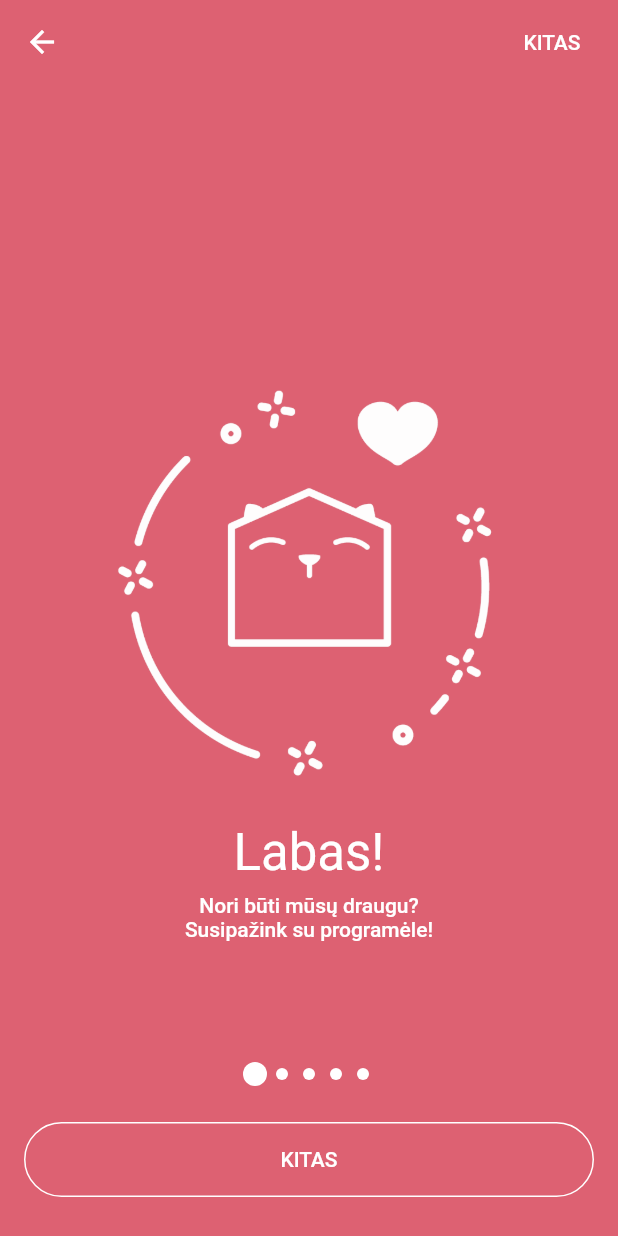
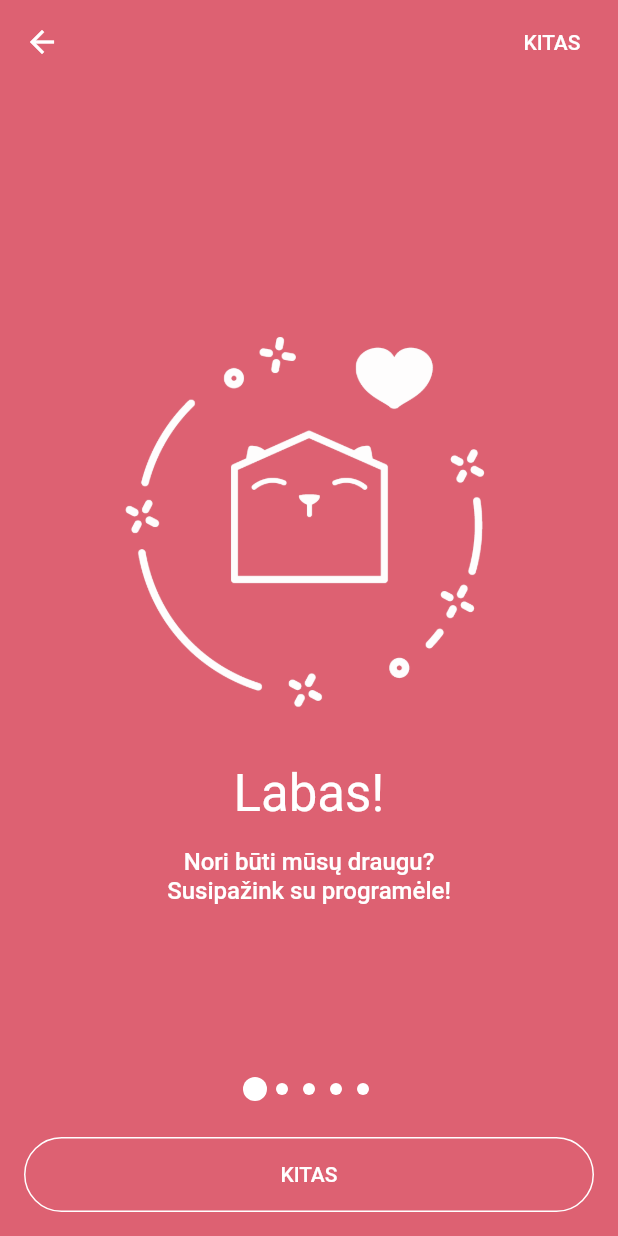
Before and after one commit to GotPet/getpet-mobile, a Flutter app: the screen it shows after launch, on a phone screen of 412 x 824 dp. Run offline on Flutter 3.47's test engine with Material 2 defaults, Android fonts, the phone set to English and light mode, and no system bars; drawn by our look-alikes of smooth_page_indicator; our stand-ins replace dio, equatable, firebase_analytics, firebase_auth, firebase_crashlytics, shared_preferences and 1 more; missing offline and left inert: dio_firebase_performance, firebase_ui, flutter_advanced_networkimage, streamqflite; accounts and stored records are empty; generated files the repository leaves out were written again.

Commit message:
Remove stacks from onboarding to fix issues with overlapping widgets
Signed-off-by: Karolis Vycius <k.vycius@gmail.com>

```diff
--- a/lib/components/onboarding/onboarding_component.dart
+++ b/lib/components/onboarding/onboarding_component.dart
@@ -11,51 +11,72 @@ class OnboardingComponent extends StatefulWidget {
 }
 
 class _OnboardingComponentState extends State<OnboardingComponent> {
-  final _controller = new PageController();
+  static const STEPS_COUNT = 5;
+  final _controller = new PageController(viewportFraction: 0.9999999);
   int page = 0;
 
   @override
   Widget build(BuildContext context) {
-    final pages = [
-      OnboardingStepComponent(
+    bool isDone = page == (STEPS_COUNT - 1);
+
+    return Scaffold(
+      backgroundColor: Theme.of(context).primaryColor,
+      appBar: AppBar(
+        backgroundColor: Colors.transparent,
+        elevation: 0,
+        actions: <Widget>[
+          FlatButton(
+            child: Text(
+              isDone
+                  ? AppLocalizations.of(context).onboardingFinish.toUpperCase()
+                  : AppLocalizations.of(context).onboardingNext.toUpperCase(),
+              style: TextStyle(color: Colors.white),
+            ),
+            onPressed: () => advancePageOrFinish(isDone),
+          )
+        ],
+      ),
+      body: Column(
+        children: <Widget>[
+          Expanded(
+            child: new PageView.builder(
+              controller: _controller,
+              itemCount: STEPS_COUNT,
+              itemBuilder: (BuildContext context, int index) {
+                switch (index) {
+                  case 0:
+                    return OnboardingStepComponent(
                       assetName: "assets/onboarding/onboarding_one.png",
                       title: AppLocalizations.of(context).onboarding1Title,
                       description: AppLocalizations.of(context).onboarding1Text,
-      ),
-      OnboardingStepComponent(
+                    );
+                  case 1:
+                    return OnboardingStepComponent(
                       assetName: "assets/onboarding/onboarding_two.png",
                       title: AppLocalizations.of(context).onboarding2Title,
                       description: AppLocalizations.of(context).onboarding2Text,
-      ),
-      OnboardingStepComponent(
+                    );
+                  case 2:
+                    return OnboardingStepComponent(
                       assetName: "assets/onboarding/onboarding_three.png",
                       title: AppLocalizations.of(context).onboarding3Title,
                       description: AppLocalizations.of(context).onboarding3Text,
-      ),
-      OnboardingStepComponent(
+                    );
+                  case 3:
+                    return OnboardingStepComponent(
                       assetName: "assets/onboarding/onboarding_four.png",
                       title: AppLocalizations.of(context).onboarding4Title,
                       description: AppLocalizations.of(context).onboarding4Text,
-      ),
-      OnboardingStepComponent(
+                    );
+                  case 4:
+                    return OnboardingStepComponent(
                       assetName: "assets/onboarding/onboarding_five.png",
                       title: AppLocalizations.of(context).onboarding5Title,
                       description: AppLocalizations.of(context).onboarding5Text,
-      ),
-    ];
-
-    bool isDone = page == pages.length - 1;
-    return new Scaffold(
-        backgroundColor: Colors.transparent,
-        body: new Stack(
-          children: <Widget>[
-            new Positioned.fill(
-              child: new PageView.builder(
-                physics: new AlwaysScrollableScrollPhysics(),
-                controller: _controller,
-                itemCount: pages.length,
-                itemBuilder: (BuildContext context, int index) {
-                  return pages[index % pages.length];
+                    );
+                  default:
+                    throw ArgumentError("Illegal index $index");
+                }
               },
               onPageChanged: (int p) {
                 setState(() {
@@ -64,52 +85,18 @@ class _OnboardingComponentState extends State<OnboardingComponent> {
               },
             ),
           ),
-            new Positioned(
-              top: 0.0,
-              left: 0.0,
-              right: 0.0,
-              child: new SafeArea(
-                child: AppBar(
-                  backgroundColor: Colors.transparent,
-                  elevation: 0.0,
-                  primary: false,
-                  actions: <Widget>[
-                    FlatButton(
-                      child: Text(
-                        isDone
-                            ? AppLocalizations.of(context)
-                                .onboardingFinish
-                                .toUpperCase()
-                            : AppLocalizations.of(context)
-                                .onboardingNext
-                                .toUpperCase(),
-                        style: TextStyle(color: Colors.white),
-                      ),
-                      onPressed: () => advancePageOrFinish(isDone),
-                    )
-                  ],
-                ),
-              ),
-            ),
-            new Positioned(
-              bottom: 10.0,
-              left: 0.0,
-              right: 0.0,
-              child: new SafeArea(
-                child: new Column(
-                  children: <Widget>[
-                    new Padding(
+          Padding(
             padding: const EdgeInsets.all(8),
             child: SmoothPageIndicator(
               controller: _controller,
-                        count: pages.length,
+              count: STEPS_COUNT,
               effect: ScaleEffect(
                 dotColor: Colors.white,
                 activeDotColor: Colors.white,
                 scale: 2,
                 dotWidth: 8,
                 dotHeight: 8,
-                          radius: 8
+                radius: 8,
               ),
             ),
           ),
@@ -123,7 +110,7 @@ class _OnboardingComponentState extends State<OnboardingComponent> {
                   border: Border.all(color: Colors.white, width: 1.0),
                   color: Colors.transparent,
                 ),
-                          child: new Material(
+                child: Material(
                   child: MaterialButton(
                     child: Text(
                       isDone
@@ -152,10 +139,7 @@ class _OnboardingComponentState extends State<OnboardingComponent> {
           ),
         ],
       ),
-              ),
-            ),
-          ],
-        ));
+    );
   }
 
   advancePageOrFinish(bool isDone) async {
--- a/lib/components/onboarding/onboarding_step_component.dart
+++ b/lib/components/onboarding/onboarding_step_component.dart
@@ -17,22 +17,17 @@ class OnboardingStepComponent extends StatelessWidget {
 
   @override
   Widget build(BuildContext context) {
-    return new Container(
-      height: double.infinity,
-      width: double.infinity,
-      decoration: new BoxDecoration(color: Theme.of(context).primaryColor),
-      child: Stack(
-        children: <Widget>[
-          new Positioned.fill(
+    return Padding(
+      padding: const EdgeInsets.symmetric(horizontal: 8.0),
       child: Column(
         mainAxisAlignment: MainAxisAlignment.center,
         children: <Widget>[
           Image(
             image: AssetImage(assetName),
-                  fit: BoxFit.fitHeight,
+            fit: BoxFit.contain,
           ),
-                new Padding(
-                  padding: const EdgeInsets.all(8.0),
+          Padding(
+            padding: const EdgeInsets.symmetric(vertical: 16),
             child: Text(
               title,
               style: Theme.of(context)
@@ -44,18 +39,14 @@ class OnboardingStepComponent extends StatelessWidget {
           ),
           Text(
             description,
-                  style: Theme.of(context)
-                      .textTheme
-                      .bodyText1
-                      .copyWith(color: Colors.white),
+            style: Theme.of(context).textTheme.bodyText1.copyWith(
+                  color: Colors.white,
+                  fontSize: 16,
+                ),
             textAlign: TextAlign.center,
           )
         ],
       ),
-          )
-        ],
-        alignment: FractionalOffset.center,
-      ),
     );
   }
 }
```
Lines whose indentation alone changed are shown as unchanged.
